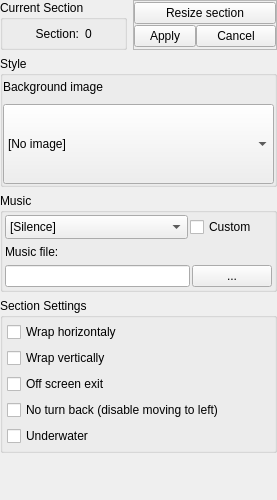
First picture: the form in Editor/main_window/dock/lvl_sctc_props.ui, repository WohlSoft/Moondust-Project, before the edit.
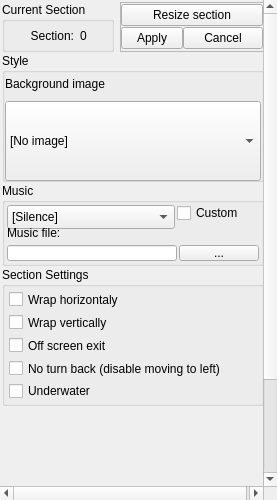
Second picture: the form after the edit. Icons and pictures are not drawn.

Commit message: Avoid excessively spaced extra settings UI in section properties dock, by adding a spacer when necessary in the same way that the item properties dock already does. Also tweak some of the .ui file settings to be a closer match.

Patch:
```diff
--- a/Editor/main_window/dock/lvl_sctc_props.ui
+++ b/Editor/main_window/dock/lvl_sctc_props.ui
@@ -57,6 +57,9 @@
       <property name="lineWidth">
        <number>0</number>
       </property>
+      <property name="sizeAdjustPolicy">
+       <enum>QAbstractScrollArea::AdjustToContents</enum>
+      </property>
       <property name="widgetResizable">
        <bool>true</bool>
       </property>
@@ -70,23 +73,26 @@
         </rect>
        </property>
        <property name="sizePolicy">
-        <sizepolicy hsizetype="Expanding" vsizetype="Expanding">
+        <sizepolicy hsizetype="Preferred" vsizetype="Preferred">
          <horstretch>0</horstretch>
          <verstretch>0</verstretch>
         </sizepolicy>
        </property>
-       <layout class="QVBoxLayout" name="verticalLayout" stretch="0,0,0,0,1000">
+       <layout class="QVBoxLayout" name="verticalLayout" stretch="0,0,0,0,100">
+        <property name="spacing">
+         <number>1</number>
+        </property>
         <property name="leftMargin">
-         <number>0</number>
+         <number>2</number>
         </property>
         <property name="topMargin">
-         <number>0</number>
+         <number>2</number>
         </property>
         <property name="rightMargin">
-         <number>0</number>
+         <number>2</number>
         </property>
         <property name="bottomMargin">
-         <number>0</number>
+         <number>2</number>
         </property>
         <item>
          <widget class="QWidget" name="LVLSectionTopSettings" native="true">
@@ -526,7 +532,7 @@
           <property name="minimumSize">
            <size>
             <width>0</width>
-            <height>6</height>
+            <height>200</height>
            </size>
           </property>
           <property name="frameShape">
```
The commit also changes 2 other files.
